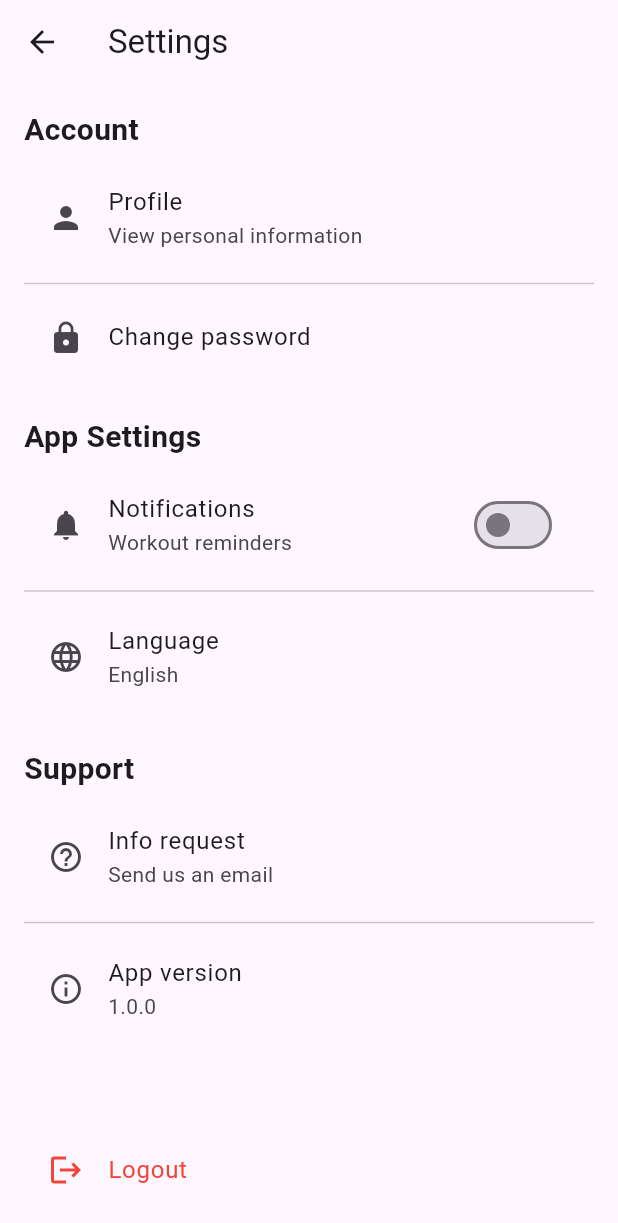
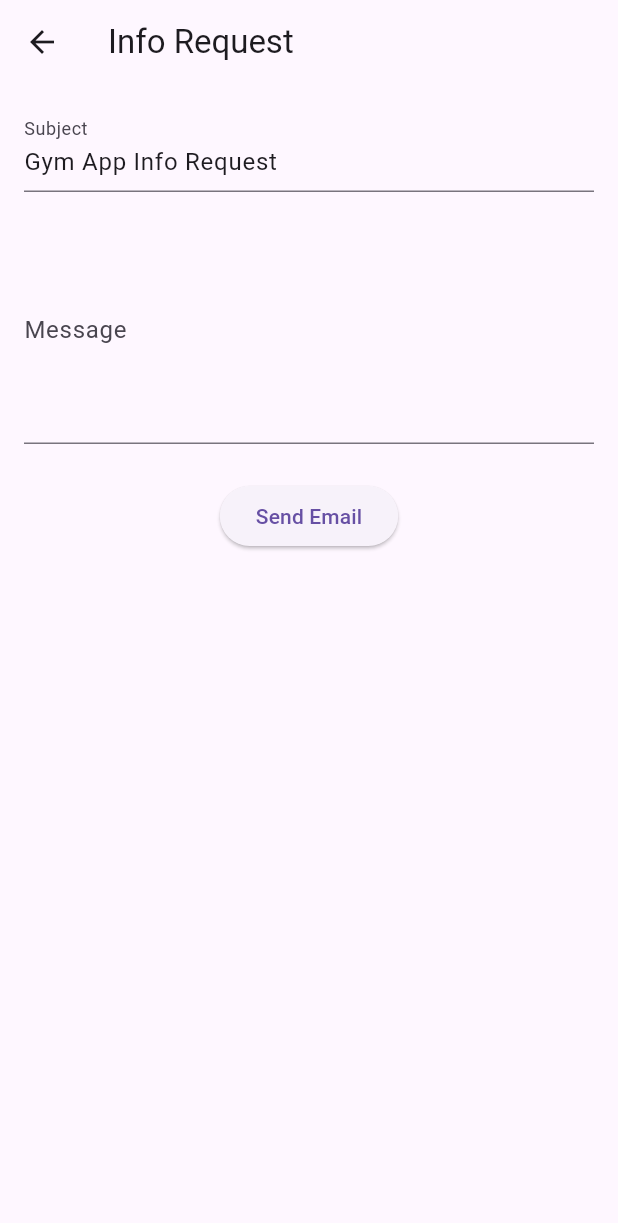
Before and after one commit to Paki10/GymApp_Repository, a Flutter app: the HomePage screen opened directly, item 4 of the bottom bar chosen, after a tap on "Info request", on a phone screen of 412 x 824 dp. Shown: the top 1223 px of the screen. Run offline on Flutter 3.47's test engine with Material 3 defaults, Android fonts, the phone set to English and light mode, and no system bars; our stand-ins replace firebase_auth, firebase_core; accounts and stored records are empty.

Commit message:
Lay-out en kleuren aangepast, laatste bugs na gekeken en opgelost, support pagina proberen oplossen

```diff
--- a/lib/pages/change_password_page.dart
+++ b/lib/pages/change_password_page.dart
@@ -23,6 +23,7 @@ class ChangePasswordPage extends StatelessWidget {
           children: [
             TextField(
               controller: currentPasswordController,
+              //https://api.flutter.dev/flutter/material/TextField/obscureText.html
               obscureText: true,
               decoration: const InputDecoration(
                 labelText: 'Current password',
@@ -39,18 +40,42 @@ class ChangePasswordPage extends StatelessWidget {
             const SizedBox(height: 24),
             ElevatedButton(
               onPressed: () async {
+                // validatie om te checken of dat alles goed is ingevuld
+                if (currentPasswordController.text.isEmpty ||
+                    newPasswordController.text.isEmpty) {
+                  ScaffoldMessenger.of(context).showSnackBar(
+                    const SnackBar(
+                      content: Text('Please fill in all fields'),
+                    ),
+                  );
+                  return;
+                }
+
                 try {
-                  final user = FirebaseAuth.instance.currentUser!;
+                  // huidige gebruiker ophalen, zodat firebase weet over welke gebruiker het gaat
+                  final user = FirebaseAuth.instance.currentUser;
+                  if (user == null) {
+                    throw FirebaseAuthException(
+                      code: 'no-user',
+                      message: 'No user logged in',
+                    );
+                  }
+
                   final email = user.email!;
 
+                  // credential maken met huidig wachtwoord, ook voor firebase
                   final credential = EmailAuthProvider.credential(
                     email: email,
                     password: currentPasswordController.text,
                   );
 
+                  //verplicht bij gevoelige acties
                   await user.reauthenticateWithCredential(credential);
+
+                  // nieuw wachtwoord instellen
                   await user.updatePassword(
-                      newPasswordController.text);
+                    newPasswordController.text,
+                  );
 
                   ScaffoldMessenger.of(context).showSnackBar(
                     const SnackBar(
@@ -58,11 +83,34 @@ class ChangePasswordPage extends StatelessWidget {
                     ),
                   );
 
+                  // terug naar vorige pagina
                   Navigator.pop(context);
-                } catch (exception) {
+                } on FirebaseAuthException catch (e) {
+                  // duidelijke foutmeldingen
+                  String message = 'Password change failed';
+
+                  if (e.code == 'wrong-password') {
+                    message = 'Current password is incorrect';
+                  } else if (e.code == 'weak-password') {
+                    message = 'New password is too weak';
+                  } else if (e.code == 'requires-recent-login') {
+                    message =
+                        'Please log in again before changing your password';
+                  }
+
+                  // debug tester
+                  debugPrint('FirebaseAuth error: ${e.code}');
+                  debugPrint('FirebaseAuth message: ${e.message}');
+
+                  ScaffoldMessenger.of(context).showSnackBar(
+                    SnackBar(content: Text(message)),
+                  );
+                } catch (e) {
+                  // fallback voor onverwachte fouten
+                  debugPrint('Unknown error: $e');
                   ScaffoldMessenger.of(context).showSnackBar(
                     const SnackBar(
-                      content: Text('Password change failed'),
+                      content: Text('Something went wrong'),
                     ),
                   );
                 }
--- a/lib/pages/settings_page.dart
+++ b/lib/pages/settings_page.dart
@@ -2,8 +2,8 @@ import 'package:flutter/material.dart';
 import 'package:firebase_auth/firebase_auth.dart';
 import 'package:gym_app1/pages/change_password_page.dart';
 import 'package:gym_app1/pages/profile_page.dart';
-import 'package:url_launcher/url_launcher.dart';
 import 'login_page.dart';
+import 'package:gym_app1/pages/support_email_page.dart';
 
 class SettingsPage extends StatefulWidget {
   const SettingsPage({super.key});
@@ -148,14 +148,16 @@ class _SettingsPageState extends State<SettingsPage> {
               leading: const Icon(Icons.help_outline),
               title: const Text('Info request'),
               subtitle: const Text('Send us an email'),
-              onTap: () async {
-                final Uri emailUri = Uri(
-                  scheme: 'mailto',
-                  path: 'shah10ak@yahoo.com',
-                  query: 'subject=Gym App Info Request',
+              onTap: () {
+                Navigator.push(
+                  context,
+                  MaterialPageRoute(
+                    builder: (_) => const SupportEmailPage(
+                      title: 'Info Request',
+                      defaultSubject: 'Gym App Info Request',
+                    ),
+                  ),
                 );
-
-                await launchUrl(emailUri);
               },
             ),
 
--- /dev/null
+++ b/lib/pages/support_email_page.dart
@@ -0,0 +1,86 @@
+import 'package:flutter/material.dart';
+import 'package:url_launcher/url_launcher.dart';
+
+class SupportEmailPage extends StatefulWidget {
+  final String title;
+  final String defaultSubject;
+
+  const SupportEmailPage({
+    super.key,
+    required this.title,
+    required this.defaultSubject,
+  });
+
+  @override
+  State<SupportEmailPage> createState() => _SupportEmailPageState();
+}
+
+class _SupportEmailPageState extends State<SupportEmailPage> {
+  final TextEditingController subjectController = TextEditingController();
+  final TextEditingController messageController = TextEditingController();
+
+  @override
+  void initState() {
+    super.initState();
+    subjectController.text = widget.defaultSubject;
+  }
+
+  Future<void> _sendEmail() async {
+    final Uri emailUri = Uri(
+      scheme: 'mailto',
+      path: 'shah10ak@yahoo.com',
+      queryParameters: {
+        'subject': subjectController.text,
+        'body': messageController.text,
+      },
+    );
+
+    if (await canLaunchUrl(emailUri)) {
+      await launchUrl(emailUri);
+
+      // optioneel: kleine bevestiging
+      if (!mounted) return;
+      ScaffoldMessenger.of(context).showSnackBar(
+        const SnackBar(
+          content: Text('Email app opened'),
+          duration: Duration(seconds: 2),
+        ),
+      );
+    }
+  }
+
+  @override
+  Widget build(BuildContext context) {
+    return Scaffold(
+      appBar: AppBar(
+        title: Text(widget.title),
+      ),
+      body: Padding(
+        padding: const EdgeInsets.all(16),
+        child: Column(
+          children: [
+            TextField(
+              controller: subjectController,
+              decoration: const InputDecoration(
+                labelText: 'Subject',
+              ),
+            ),
+            const SizedBox(height: 16),
+            TextField(
+              controller: messageController,
+              maxLines: 5,
+              decoration: const InputDecoration(
+                labelText: 'Message',
+              ),
+            ),
+            const SizedBox(height: 24),
+            ElevatedButton(
+              onPressed: _sendEmail,
+              child: const Text('Send Email'),
+            ),
+          ],
+        ),
+      ),
+    );
+  }
+}
--- a/lib/widgets/app_bottom_navigation.dart
+++ b/lib/widgets/app_bottom_navigation.dart
@@ -16,6 +16,7 @@ class AppBottomNavigation extends StatelessWidget {
   @override
   Widget build(BuildContext context) {
     return BottomNavigationBar(
+      //Zorgt ervoor dat de navigatiebar niet beweegd, dat het vast blijft
       type: BottomNavigationBarType.fixed,
       currentIndex: currentIndex,
       selectedItemColor: const Color(0xFF6A7CFF),
--- a/lib/widgets/home_exercises.dart
+++ b/lib/widgets/home_exercises.dart
@@ -78,13 +78,14 @@ class HomeExercises extends StatelessWidget {
                               style: const TextStyle(
                                 fontWeight: FontWeight.bold,
                                 fontSize: 16,
+
                               ),
                             ),
-                            const SizedBox(height: 4),
+                            const SizedBox(height: 10),
                             Text(
                               exercise['info']!,
                               style: const TextStyle(
-                                color: Colors.grey,
+                                color: Colors.black,
                                 fontSize: 13,
                               ),
                             ),
--- a/lib/widgets/home_nutrition.dart
+++ b/lib/widgets/home_nutrition.dart
@@ -36,7 +36,7 @@ class HomeNutrition extends StatelessWidget {
             },
             child: Container(
               decoration: BoxDecoration(
-                color: const Color(0xFFEFF2FF),
+                color: Colors.white,
                 borderRadius: BorderRadius.circular(14),
                 boxShadow: [
                   BoxShadow(
@@ -49,13 +49,32 @@ class HomeNutrition extends StatelessWidget {
               child: Column(
                 mainAxisAlignment: MainAxisAlignment.center,
                 children: [
-                  Image.asset(nutrition['image']!, height: 60),
-                  const SizedBox(height: 10),
-                  Text(
-                    nutrition['title']!,
-                    textAlign: TextAlign.center,
-                    style: const TextStyle(fontWeight: FontWeight.bold),
+                  ClipRRect(
+                    borderRadius: const BorderRadius.vertical(
+                      top: Radius.circular(20),
+                    ),
+                    child: Image.asset(
+                      nutrition['image']!,
+                      height: 120,
+                      width: double.infinity,
+                      fit: BoxFit.cover,
+                      ),
                   ),
+
+                  const SizedBox(height: 14),
+
+                  Padding(
+                    padding: const EdgeInsets.symmetric(horizontal: 8),
+                    child: Text(
+                      nutrition['title']!,
+                      textAlign: TextAlign.center,
+                      style: const TextStyle(
+                        fontWeight: FontWeight.bold,
+                        fontSize: 15,
+                      ),
+                    ),
+                  ),
+                  const SizedBox(height: 12),
                 ],
               ),
             ),
```
Also changed, not shown: lib/pages/login_page.dart (+24 -7 lines), lib/pages/register_page.dart (+4 -4 lines), lib/widgets/menu_dropdown.dart (+26 -7 lines).
